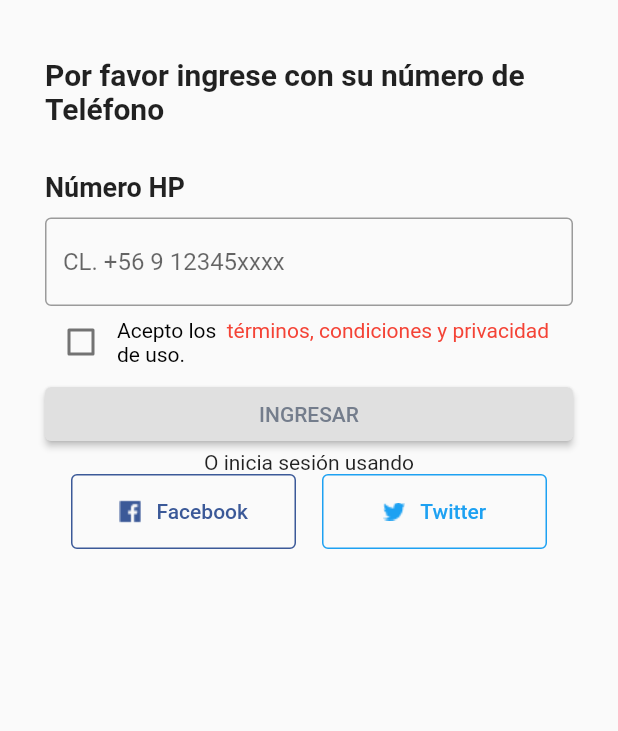
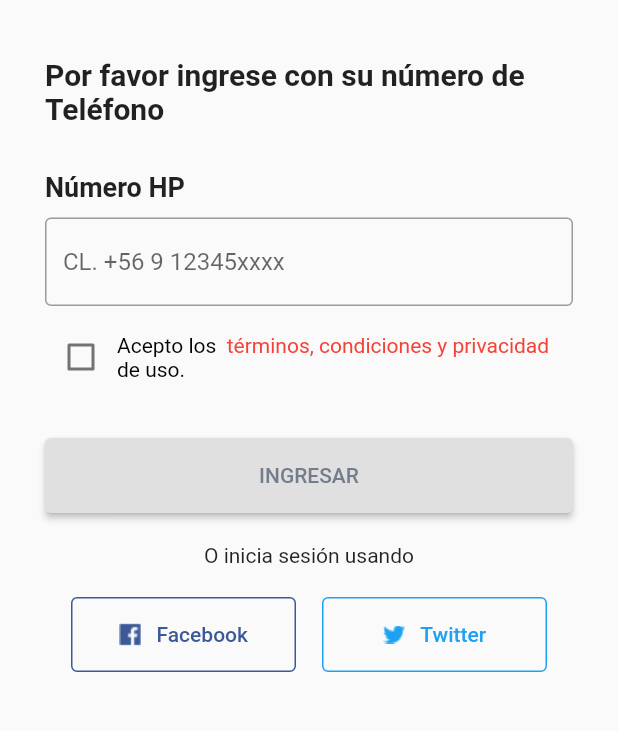
Before and after one commit to mrojasb2000/flutter_mytsel_app, a Flutter app: the LoginView screen opened by its route, on a phone screen of 412 x 824 dp, the part 243-974 px from its top. Run offline on Flutter 3.47's test engine with Material 2 defaults, Android fonts, the phone set to English and light mode, and no system bars; our stand-ins replace get.

Commit message:
refactor: login page

```diff
--- a/lib/app/modules/login/views/login_view.dart
+++ b/lib/app/modules/login/views/login_view.dart
@@ -3,6 +3,7 @@ import 'package:flutter/material.dart';
 
 import 'package:get/get.dart';
 
+import '../../../routes/app_pages.dart';
 import '../controllers/login_controller.dart';
 
 class LoginView extends GetView<LoginController> {
@@ -58,6 +59,9 @@ class LoginView extends GetView<LoginController> {
                 border: OutlineInputBorder(),
                 hintText: "CL. +56 9 12345xxxx",
               ),
+            ),
+            SizedBox(
+              height: 10,
             ),
             Row(
               children: [
@@ -118,8 +122,11 @@ class LoginView extends GetView<LoginController> {
                 ),
               ],
             ),
+            SizedBox(
+              height: 30,
+            ),
             ElevatedButton(
-              onPressed: () {},
+              onPressed: () => Get.offAllNamed(Routes.HOME),
               child: Text(
                 "INGRESAR",
                 style: TextStyle(
@@ -128,10 +135,17 @@ class LoginView extends GetView<LoginController> {
               ),
               style: ElevatedButton.styleFrom(
                 backgroundColor: Colors.grey[300],
+                fixedSize: Size(150, 50),
               ),
+            ),
+            SizedBox(
+              height: 20,
             ),
             Center(
               child: Text("O inicia sesión usando"),
+            ),
+            SizedBox(
+              height: 20,
             ),
             Row(
               mainAxisAlignment: MainAxisAlignment.spaceEvenly,
--- a/lib/main.dart
+++ b/lib/main.dart
@@ -19,7 +19,7 @@ class MyApp extends StatelessWidget {
     return GetMaterialApp(
       debugShowCheckedModeBanner: false,
       title: "Application",
-      initialRoute: Routes.LOGIN,
+      initialRoute: Routes.HOME,
       getPages: AppPages.routes,
     );
     // return FutureBuilder(
```
